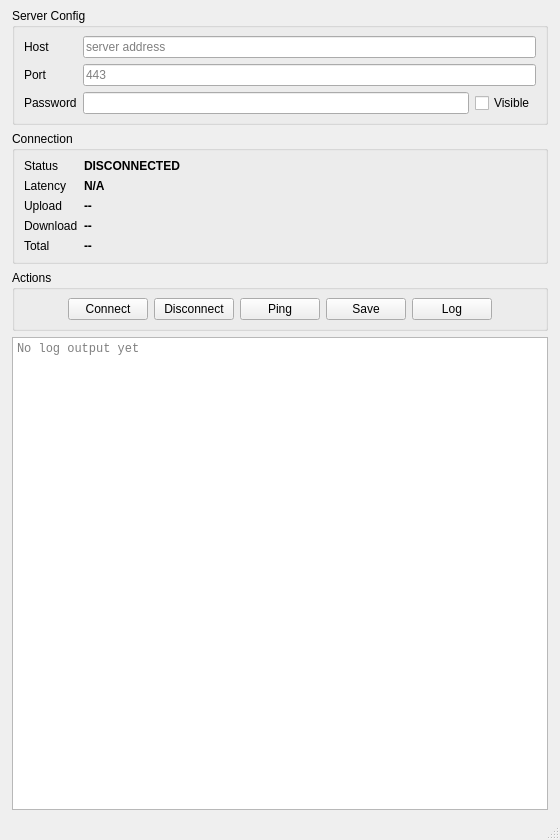
Qt form Client/mainwindow.ui (xyanrch1024/overplus) before a commit.
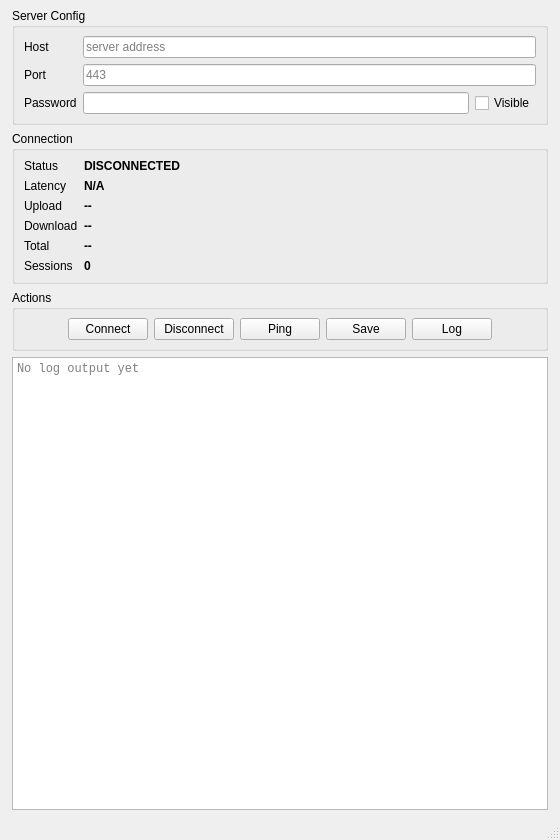
The same form after that commit.

Commit message: feat(client): add active session count display in Connection panel

What changed in the file:
```diff
--- a/Client/mainwindow.ui
+++ b/Client/mainwindow.ui
@@ -152,6 +152,20 @@
            <property name="minimumWidth"><number>120</number></property>
           </widget>
          </item>
+         <item row="5" column="0">
+          <widget class="QLabel" name="label_sessions">
+           <property name="text"><string>Sessions</string></property>
+          </widget>
+         </item>
+         <item row="5" column="1">
+          <widget class="QLabel" name="SESSIONS_LABEL">
+           <property name="font">
+            <font><bold>true</bold></font>
+           </property>
+           <property name="text"><string>0</string></property>
+           <property name="minimumWidth"><number>120</number></property>
+          </widget>
+         </item>
         </layout>
      </widget>
     </item>
```
The commit also changes 4 other files.
